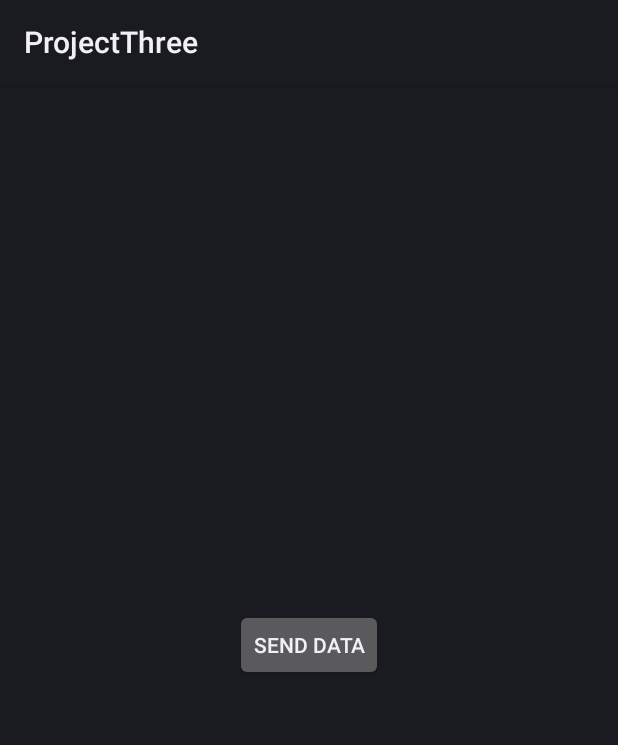
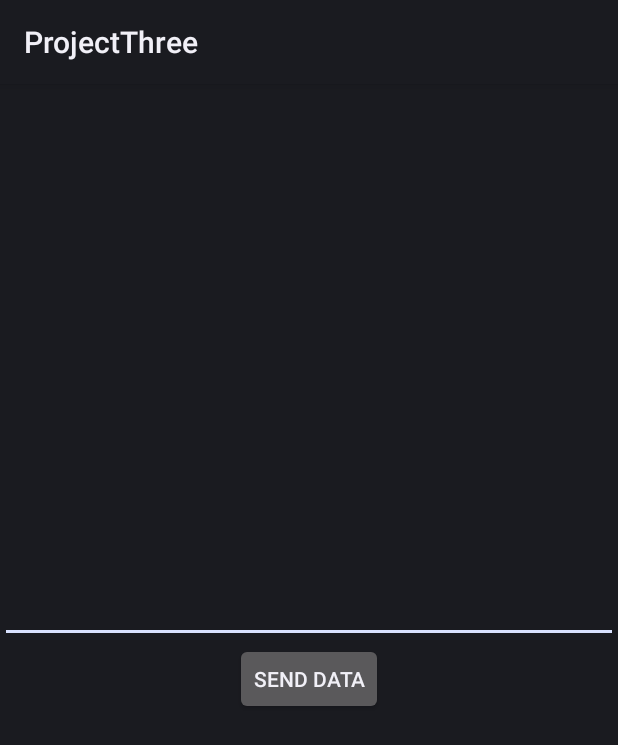
Before and after one commit to jordane-quincy/ProjetM1AndroidArduino, an Android app: the screen it shows after launch (ProjectThreeActivity), after a tap on "SEND DATA", on a phone screen of 412 x 824 dp. Shown: the top 745 px of the screen. Run offline under Robolectric (Android 15) with nearby library versions, the phone set to English and light mode, and no system bars; 1 statement that could not run was skipped.

Commit message:
communication du nombre de clignotement de android vers l'arduino : ok

```diff
--- a/app/src/main/java/project/three/adk/ProjectThreeActivity.java
+++ b/app/src/main/java/project/three/adk/ProjectThreeActivity.java
@@ -14,6 +14,7 @@ import android.os.Vibrator;
 import android.util.Log;
 import android.view.View;
 import android.widget.Button;
+import android.widget.EditText;
 import android.widget.TextView;
 import android.widget.Toast;
 
@@ -42,6 +43,7 @@ public class ProjectThreeActivity extends Activity {
     private FileInputStream mInputStream;
     private FileOutputStream mOutputStream;
     private TextView buttonStateTextView;
+    private EditText editTextView;
     private Button buttonSendDataView;
 
 	private Vibrator vibrator;
@@ -122,25 +124,31 @@ public class ProjectThreeActivity extends Activity {
 		filter.addAction(UsbManager.ACTION_USB_ACCESSORY_DETACHED);
 		registerReceiver(mUsbReceiver, filter);
 
-		setContentView(R.layout.main);
-		buttonStateTextView = (TextView) findViewById(R.id.button_state_text_view);
+        setContentView(R.layout.main);
+
+        editTextView = (EditText) findViewById(R.id.editText);
 
         buttonSendDataView = (Button) findViewById(R.id.sendDataBtn);
         buttonSendDataView.setOnClickListener(new View.OnClickListener() {
             @Override
             public void onClick(View view) {
+                String editText = editTextView.getText() == null ? "" : editTextView.getText().toString();
+                int nbBlink = Integer.parseInt(editText);
+
                 Toast.makeText(getApplicationContext(), "sendData ", Toast.LENGTH_SHORT).show();
-                sendData();
+                sendData(nbBlink);
             }
         });
+
+        buttonStateTextView = (TextView) findViewById(R.id.button_state_text_view);
 
         vibrator = ((Vibrator) getSystemService(VIBRATOR_SERVICE));
 	}
 
-    public void sendData(){
+    public void sendData(int nbBlink){
         byte[] buffer = new byte[8];
 
-        buffer[0]=(byte)1; // button says off, light is on
+        buffer[0]= (byte) nbBlink; // button says off, light is on
 
         if (mOutputStream != null) {
             try {
--- a/app/src/main/res/layout/main.xml
+++ b/app/src/main/res/layout/main.xml
@@ -7,8 +7,15 @@
               android:weightSum="1">
 
 
+    <EditText
+        android:layout_width="match_parent"
+        android:layout_height="wrap_content"
+        android:inputType="number"
+        android:ems="10"
+        android:id="@+id/editText"
+        android:layout_gravity="center_horizontal"/>
 
-        <Button
+    <Button
             android:layout_width="wrap_content"
             android:layout_height="wrap_content"
             android:text="Send data"
```
Also changed, not shown: 1 other file.
